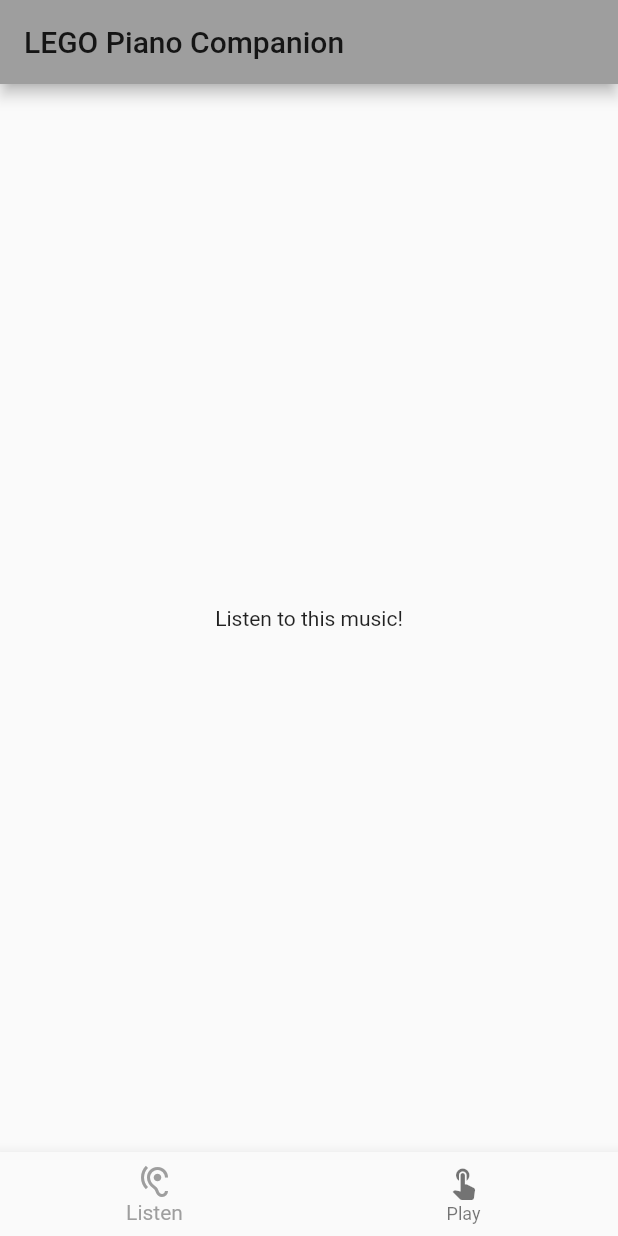
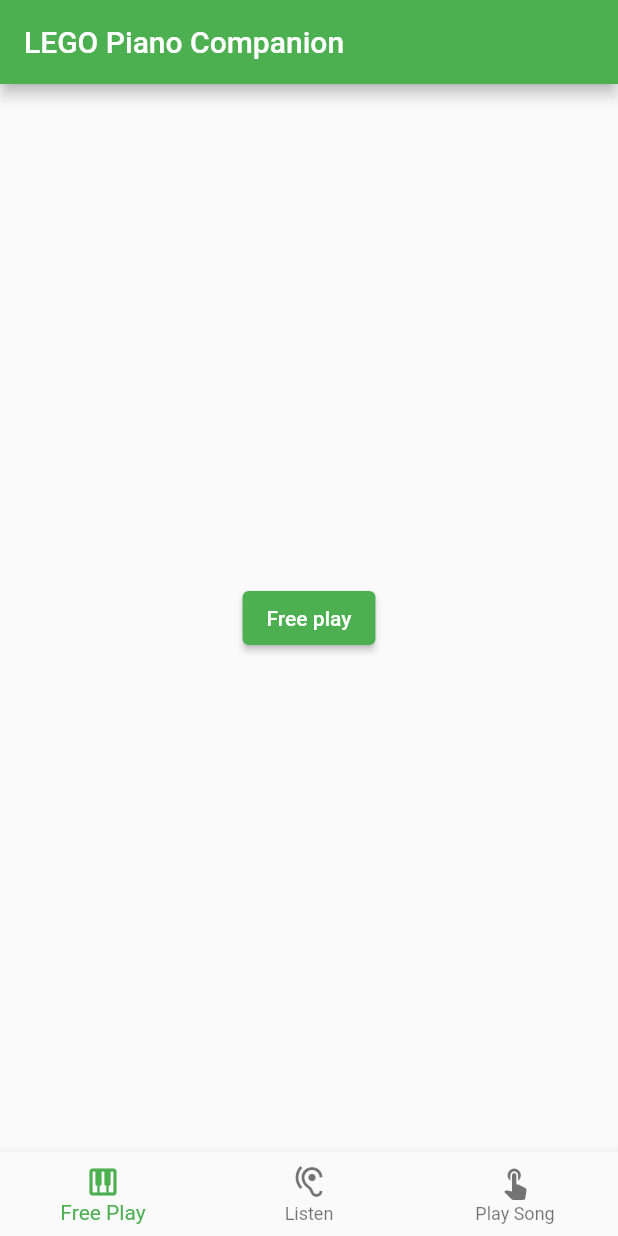
Before and after one commit to piticent123/lego-piano, a Flutter app: the screen it shows after launch, on a phone screen of 412 x 824 dp. Run offline on Flutter 3.47's test engine with Material 2 defaults, Android fonts, the phone set to English and light mode, and no system bars; our stand-ins replace flutter_blue, just_audio; missing offline and left inert: sheet_music, tonic.

Commit message:
add free play screen

```diff
--- a/client/lib/main.dart
+++ b/client/lib/main.dart
@@ -1,4 +1,5 @@
 import 'package:flutter/material.dart';
+import 'views/free_play.dart';
 import 'views/listen_to_music.dart';
 import 'views/play_music.dart';
 
@@ -12,7 +13,7 @@
 }
 
 class _MyAppState extends State<MyApp> {
-  final List<Widget> pages = [ListenToMusic(), PlayMusic()];
+  final List<Widget> pages = [FreePlay(), ListenToMusic(), PlayMusic()];
   int _currentIndex = 0;
 
   void handleTabTapped(int index) {
@@ -25,7 +26,7 @@
   Widget build(BuildContext context) {
     return MaterialApp(
       title: 'LEGO Piano Companion',
-        theme: ThemeData(primarySwatch: Colors.grey),
+      theme: ThemeData(primarySwatch: Colors.green),
       home: DefaultTabController(
         length: 2,
         child: Scaffold(
@@ -35,11 +36,22 @@
             currentIndex: _currentIndex,
             onTap: handleTabTapped,
             items: [
-                BottomNavigationBarItem(icon: Icon(Icons.hearing), label: "Listen"),
-                BottomNavigationBarItem(icon: Icon(Icons.touch_app), label: "Play"),
+              BottomNavigationBarItem(
+                icon: Icon(Icons.piano),
+                label: "Free Play"
+              ),
+              BottomNavigationBarItem(
+                icon: Icon(Icons.hearing),
+                label: "Listen",
+              ),
+              BottomNavigationBarItem(
+                icon: Icon(Icons.touch_app),
+                label: "Play Song",
+              ),
             ],
           ),
         ),
-        ));
+      ),
+    );
   }
 }
--- a/client/lib/utils/parse_song_file.dart
+++ b/client/lib/utils/parse_song_file.dart
@@ -0,0 +1,18 @@
+import 'package:tonic/tonic.dart';
+
+class Note {
+  final Pitch pitch;
+  final bool isRest;
+  final bool isContinued;
+  final int displayLength;
+
+  Note(this.pitch, this.isRest, this.isContinued, this.displayLength);
+}
+
+class Song {
+  final int tempo;
+  final List<List<Note>> bassClef;
+  final List<List<Note>> trebleClef;
+
+  Song(this.tempo, this.bassClef, this.trebleClef);
+}
--- /dev/null
+++ b/client/lib/views/free_play.dart
@@ -0,0 +1,35 @@
+import 'package:flutter/material.dart';
+import 'package:flutter_blue/flutter_blue.dart';
+import 'package:lego_piano/utils/bluetooth.dart';
+
+class FreePlay extends StatefulWidget {
+  FreePlay({Key? key}) : super(key: key);
+
+  @override
+  _FreePlayState createState() => _FreePlayState();
+}
+
+class _FreePlayState extends State<FreePlay> {
+  void callback(List<ScanResult> results) {
+    // do something with scan results
+    for (ScanResult r in results) {
+      print('${r.device.name} found! rssi: ${r.rssi}');
+    }
+  }
+
+  void onClick() {
+    connect(callback);
+  }
+
+  @override
+  Widget build(BuildContext context) {
+    return Center(
+      child: Column(
+        mainAxisAlignment: MainAxisAlignment.center,
+        children: <Widget>[
+          ElevatedButton(child: Text('Free play'), onPressed: onClick),
+        ],
+      ),
+    );
+  }
+}
```
Also changed, not shown: client/lib/utils/bluetooth.dart (+13 -0 lines), client/lib/views/play_music.dart (+7 -1 lines), client/pubspec.yaml (+3 -59 lines), client/pubspec.lock, 4 other files. Lines whose indentation alone changed are shown as unchanged.
